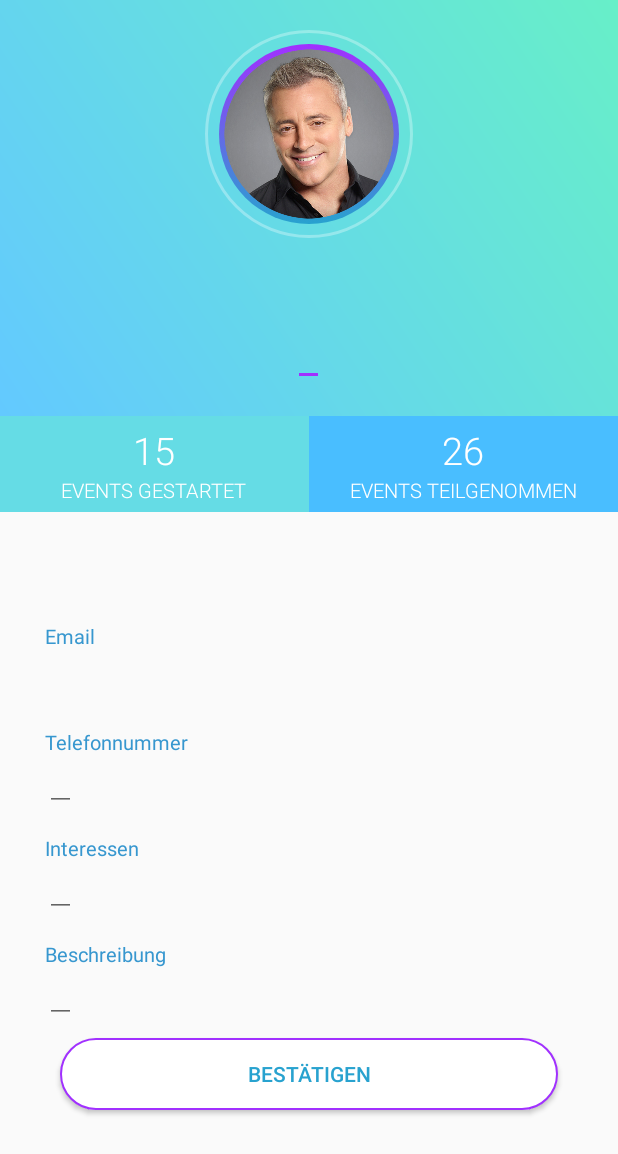
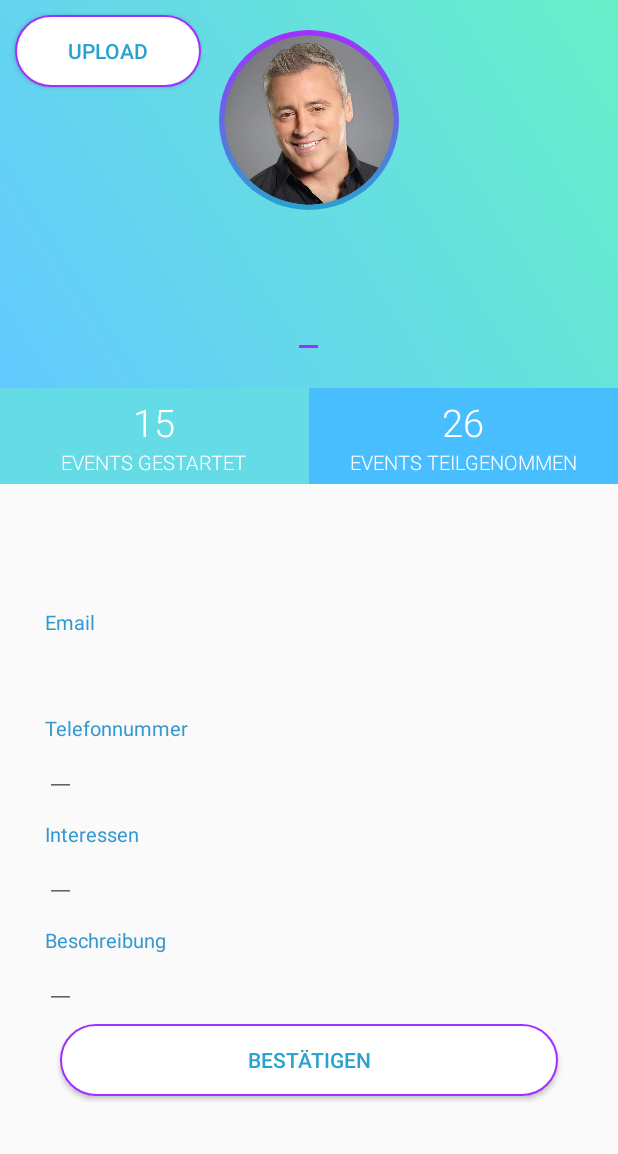
Before and after one commit to leonstelzer/App, an Android app: the ProfilBearbeiten screen opened directly, with no data from a screen before it, on a phone screen of 412 x 824 dp. Shown: the top 1154 px of the screen. Run offline under Robolectric (Android 15) with nearby library versions, the phone set to English and light mode, and no system bars; our stand-ins replace Firebase (no records; nobody signed in at launch, a user with empty details on screens opened directly).

Commit message:
Profil pic test 1

```diff
--- a/app/build.gradle
+++ b/app/build.gradle
@@ -27,6 +27,7 @@ dependencies {
     implementation 'com.android.support.constraint:constraint-layout:1.1.3'
     implementation 'com.google.firebase:firebase-auth:16.0.5'
     implementation 'com.google.firebase:firebase-database:16.0.4'
+    implementation 'com.google.firebase:firebase-storage:16.0.4'
     testImplementation 'junit:junit:4.12'
     androidTestImplementation 'com.android.support.test:runner:1.0.2'
     androidTestImplementation 'com.android.support.test.espresso:espresso-core:3.0.2'
--- a/app/src/main/java/com/mind/simplelogin/ProfilBearbeiten.java
+++ b/app/src/main/java/com/mind/simplelogin/ProfilBearbeiten.java
@@ -2,22 +2,27 @@ package com.mind.simplelogin;
 
 import android.app.Notification;
 import android.app.Person;
+import android.content.ContentResolver;
 import android.content.Context;
 import android.content.DialogInterface;
 import android.content.Intent;
 import android.content.SharedPreferences;
+import android.net.Uri;
 import android.os.Bundle;
 import android.support.annotation.NonNull;
 import android.support.v7.app.AlertDialog;
 import android.support.v7.app.AppCompatActivity;
 import android.util.Log;
 import android.view.View;
+import android.webkit.MimeTypeMap;
 import android.widget.Button;
 import android.widget.EditText;
+import android.widget.ImageView;
 import android.widget.TextView;
 import android.widget.Toast;
 
 import com.google.android.gms.tasks.OnCompleteListener;
+import com.google.android.gms.tasks.OnFailureListener;
 import com.google.android.gms.tasks.OnSuccessListener;
 import com.google.android.gms.tasks.Task;
 import com.google.errorprone.annotations.Var;
@@ -31,6 +36,9 @@ import com.google.firebase.firestore.DocumentSnapshot;
 import com.google.firebase.firestore.EventListener;
 import com.google.firebase.firestore.FirebaseFirestore;
 import com.google.firebase.firestore.FirebaseFirestoreException;
+import com.google.firebase.storage.FirebaseStorage;
+import com.google.firebase.storage.StorageReference;
+import com.google.firebase.storage.UploadTask;
 
 import java.util.HashMap;
 import java.util.Map;
@@ -50,6 +58,10 @@ public class ProfilBearbeiten extends AppCompatActivity  {
     FirebaseAuth fAuth;
     FirebaseFirestore fStore;
     String userId;
+    ImageView user;
+    public Uri imageurl;
+    StorageReference mStorageRef;
+    Button upload;
 
 
 
@@ -63,6 +75,7 @@ public class ProfilBearbeiten extends AppCompatActivity  {
         fAuth = FirebaseAuth.getInstance();
         fStore = FirebaseFirestore.getInstance();
         FirebaseDatabase database = FirebaseDatabase.getInstance();
+        mStorageRef= FirebaseStorage.getInstance().getReference("Images");
 
 
 
@@ -74,7 +87,24 @@ public class ProfilBearbeiten extends AppCompatActivity  {
         telefonummer = findViewById(R.id.tvTel);
         interessen = findViewById(R.id.tvInt);
         beschreibung = findViewById(R.id.tvBesc);
+        user = findViewById(R.id.User);
+        upload = findViewById(R.id.upload);
 
+        upload.setOnClickListener(new View.OnClickListener() {
+            @Override
+            public void onClick(View view) {
+                fileuploader();
+
+            }
+        });
+
+        user.setOnClickListener(new View.OnClickListener() {
+                                    @Override
+                                    public void onClick(View view) {
+                                        filechooser();
+
+                                    }
+                                });
 
 
                 bestätigen.setOnClickListener(new View.OnClickListener() {
@@ -89,7 +119,7 @@ public class ProfilBearbeiten extends AppCompatActivity  {
 
                         userId = fAuth.getCurrentUser().getUid();
                         DocumentReference documentReference = fStore.collection("users").document(userId);
-                Map<String,Object> user = new HashMap<>();
+                        Map<String, Object> user = new HashMap<>();
                         user.put("Benutername", efullname);
                         user.put("EMail", eemail);
                         user.put("Ort", eort);
@@ -123,4 +153,49 @@ public class ProfilBearbeiten extends AppCompatActivity  {
 
     }
 
+    @Override
+    protected void onActivityResult(int requestCode, int resultCode, Intent data) {
+        super.onActivityResult(requestCode, resultCode, data);
+        if(requestCode== 1 && resultCode==RESULT_OK && data != null && data.getData() != null){
+            imageurl=data.getData();
+            user.setImageURI(imageurl);
         }
+    }
+
+    private void filechooser(){
+            Intent intent = new Intent();
+            intent.setType("image/*");
+            intent.setAction(Intent.ACTION_GET_CONTENT);
+            startActivityForResult(intent, 1);
+
+
+    }
+
+    private String getExtension(Uri uri) {
+        ContentResolver cr = getContentResolver();
+        MimeTypeMap mimeTypeMap = MimeTypeMap.getSingleton();
+        return mimeTypeMap.getExtensionFromMimeType(cr.getType(uri));
+    }
+
+
+    private void fileuploader () {
+            StorageReference Ref = mStorageRef.child(System.currentTimeMillis()+","+getExtension(imageurl));
+        Ref.putFile(imageurl)
+                .addOnSuccessListener(new OnSuccessListener<UploadTask.TaskSnapshot>() {
+                    @Override
+                    public void onSuccess(UploadTask.TaskSnapshot taskSnapshot) {
+                        // Get a URL to the uploaded content
+                        Toast.makeText(ProfilBearbeiten.this, "Image Uploaded", Toast.LENGTH_LONG).show();
+                    }
+                })
+                .addOnFailureListener(new OnFailureListener() {
+                    @Override
+                    public void onFailure(@NonNull Exception exception) {
+                        // Handle unsuccessful uploads
+                        // ...
+                    }
+                });
+    }
+
+
+}
--- a/app/src/main/res/layout/profilbearbeiten.xml
+++ b/app/src/main/res/layout/profilbearbeiten.xml
@@ -22,16 +22,18 @@
                 android:background="@drawable/circle_border">
 
             <ImageView
+                    android:id="@+id/User"
                     android:layout_width="120dp"
                     android:layout_height="120dp"
-                    android:layout_margin="9dp"
                     android:adjustViewBounds="true"
                     android:background="@drawable/circle"
                     android:padding="3dp"
                     android:scaleType="centerInside"
                     android:src="@drawable/ic_user" />
 
+
         </RelativeLayout>
+
 
         <TextView
                 android:id="@+id/tv_name"
@@ -57,6 +59,22 @@
                 android:textAllCaps="true"
                 android:textColor="@color/address"
                 android:textSize="14sp" />
+
+        <Button
+                android:id="@+id/upload"
+                android:layout_width="124dp"
+                android:layout_height="wrap_content"
+                android:layout_marginStart="10dp"
+                android:layout_marginLeft="10dp"
+                android:layout_marginTop="10dp"
+                android:layout_marginEnd="10dp"
+                android:layout_marginRight="10dp"
+                android:layout_marginBottom="10dp"
+                android:background="@drawable/bt_uiborder"
+                android:paddingLeft="20dp"
+                android:paddingRight="20dp"
+                android:text="Upload"
+                android:textColor="@color/colorBlue" />
 
 
     </RelativeLayout>
```
Also changed, not shown: 1 other file. Lines whose indentation alone changed are shown as unchanged.
